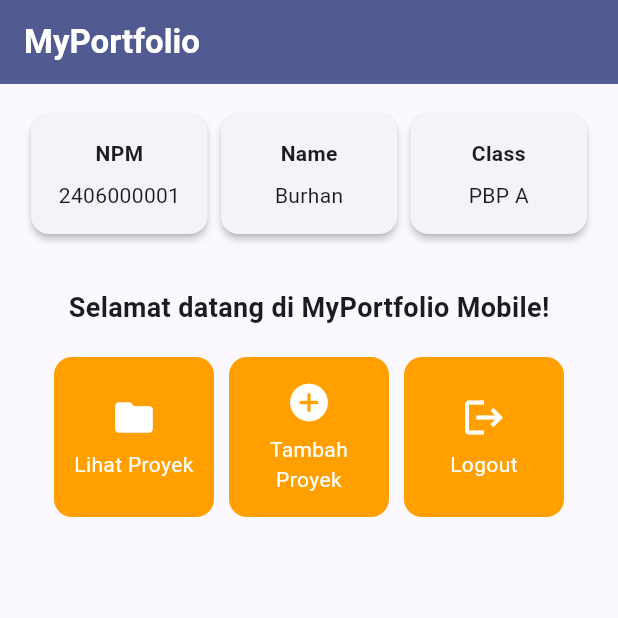
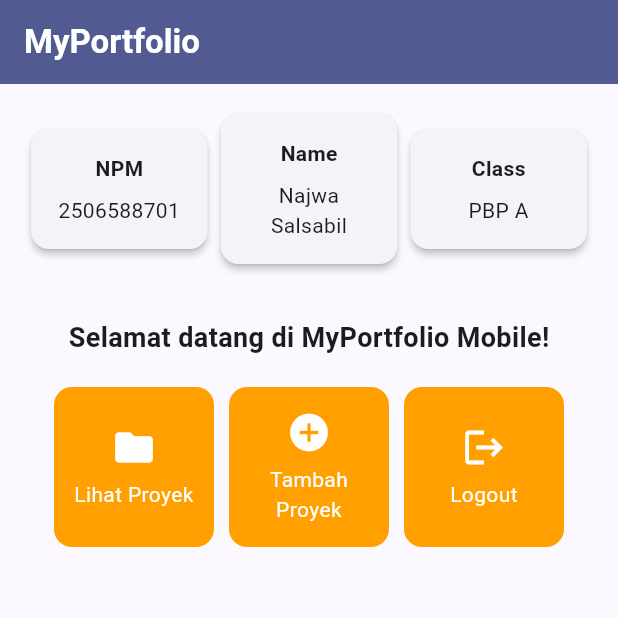
Before and after one commit to najwa-salsabil/myportofolio_mobile, a Flutter app: the screen it shows after launch, on a phone screen of 412 x 824 dp, the top half of it. Run offline on Flutter 3.47's test engine with Material 3 defaults, Android fonts, the phone set to English and light mode, and no system bars.

Commit message:
feat: replace sample InfoCard data with personal identity

```diff
--- a/lib/menu.dart
+++ b/lib/menu.dart
@@ -3,8 +3,8 @@ import 'package:flutter/material.dart';
 class MyHomePage extends StatelessWidget {
   MyHomePage({super.key});
 
-  final String npm = "2406000001";
-  final String nama = "Burhan";
+  final String npm = "2506588701";
+  final String nama = "Najwa Salsabil";
   final String kelas = "PBP A";
 
   final List<ItemHomepage> items = [
@@ -101,7 +101,7 @@ class InfoCard extends StatelessWidget {
               style: const TextStyle(fontWeight: FontWeight.bold),
             ),
             const SizedBox(height: 8.0),
-            Text(content),
+            Text(content, textAlign: TextAlign.center),
           ],
         ),
       ),
```
